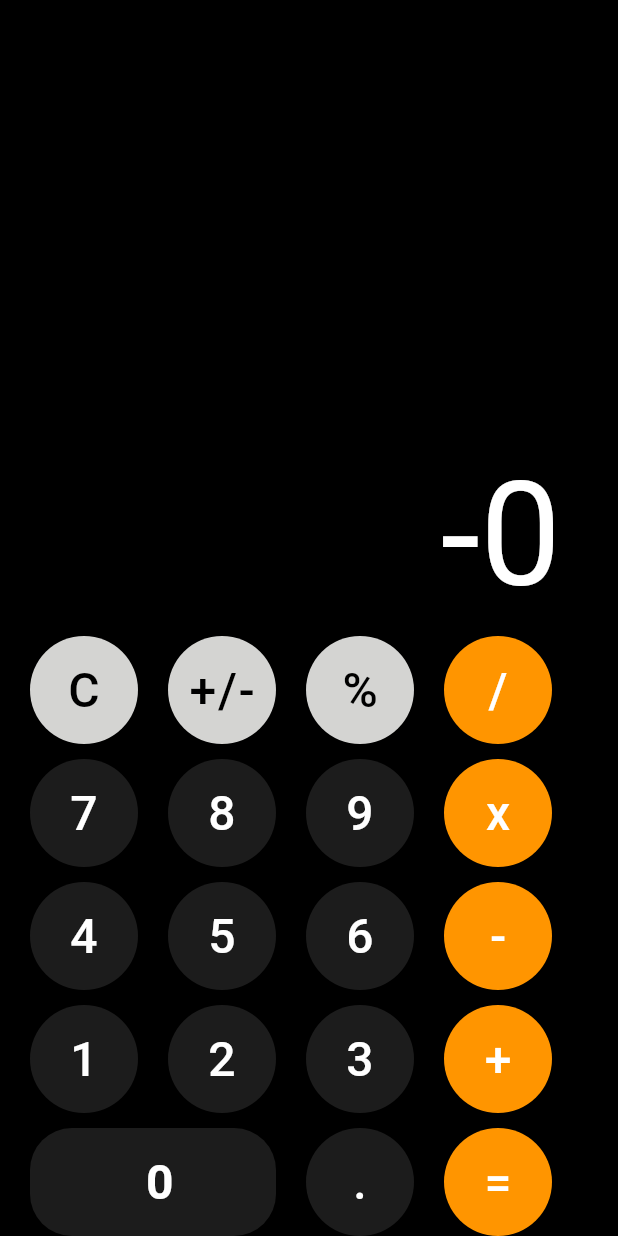
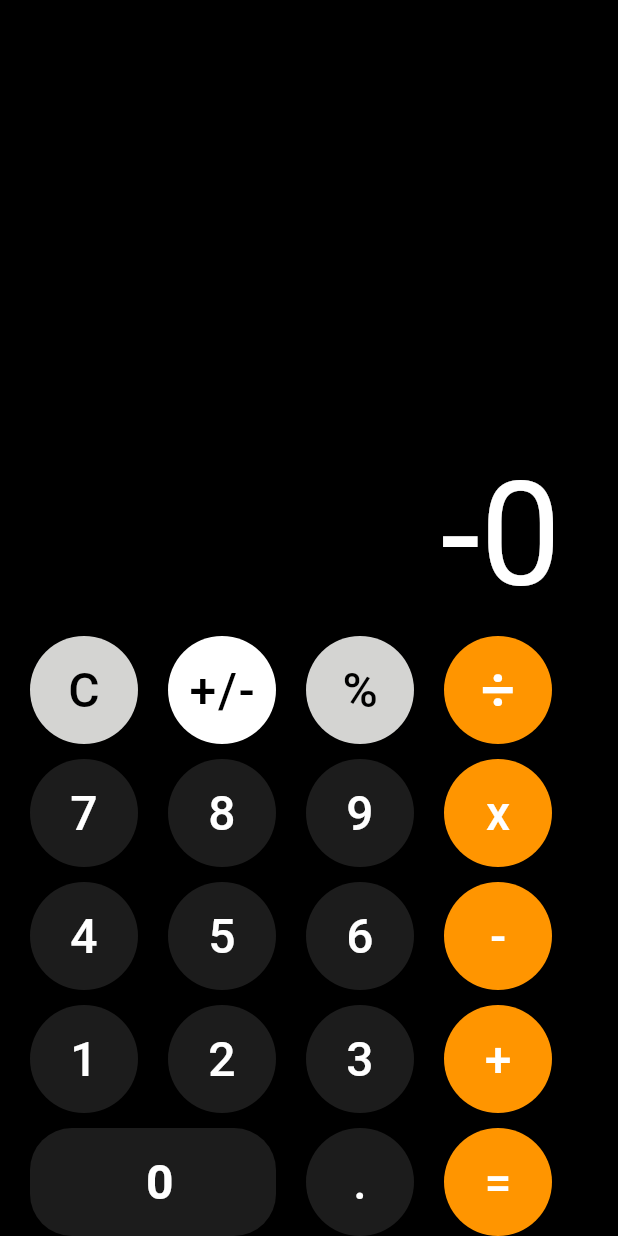
Before and after one commit to LrAmaral/calculator-flutter-app, a Flutter app: the screen it shows after launch, after a tap on "+/-", on a phone screen of 412 x 824 dp. Run offline on Flutter 3.47's test engine with Material 2 defaults, Android fonts, the phone set to English and light mode, and no system bars.

Commit message:
adicionado-estados

```diff
--- a/lib/main.dart
+++ b/lib/main.dart
@@ -15,7 +15,6 @@ class MyApp extends StatelessWidget {
         focusColor: Colors.transparent,
       ),
       home: const Scaffold(
-        backgroundColor: Colors.black,
         body: Calculator(),
       ),
     );
--- a/lib/widgets/calculator.dart
+++ b/lib/widgets/calculator.dart
@@ -15,6 +15,13 @@ class _CalculatorState extends State<Calculator> {
   String operation = '';
   String cache = '';
   Color operationColor = Colors.white;
+  bool acButtonPressed = false;
+  bool plusMinusButtonPressed = false;
+  bool percentButtonPressed = false;
+  bool plusPressed = false;
+  bool multiPressed = false;
+  bool subPressed = false;
+  bool divisionPressed = false;
 
   void handleNumberPress(String number) {
     setState(() {
@@ -67,7 +74,7 @@ class _CalculatorState extends State<Calculator> {
               case 'x':
                 result = value1 * value2;
                 break;
-              case '/':
+              case '÷':
                 if (value2 != 0) {
                   result = value1 / value2;
                 } else {
@@ -164,13 +171,20 @@ class _CalculatorState extends State<Calculator> {
               ),
               Button(
                 onPressed: () {
-                  if (displayValue == '0' || displayValue == 'Error') {
-                    handleOperationPress('AC');
-                  } else {
-                    handleOperationPress('C');
-                  }
+                  setState(() {
+                    if (displayValue == '0' || displayValue == 'Error') {
+                      handleOperationPress('AC');
+                    } else {
+                      handleOperationPress('C');
+                    }
+                    acButtonPressed = true;
+                    plusMinusButtonPressed = false;
+                    percentButtonPressed = false;
+                  });
                 },
-                backgroundColor: SystemColors.lightGray.toColor(),
+                backgroundColor: acButtonPressed
+                    ? Colors.white
+                    : SystemColors.lightGray.toColor(),
                 text:
                     displayValue == '0' || displayValue == 'Error' ? 'AC' : 'C',
                 textStyle: const TextStyle(
@@ -182,8 +196,17 @@ class _CalculatorState extends State<Calculator> {
                 width: 20,
               ),
               Button(
-                onPressed: () => handleOperationPress('+/-'),
-                backgroundColor: SystemColors.lightGray.toColor(),
+                onPressed: () => {
+                  setState(() {
+                    handleOperationPress('+/-');
+                    acButtonPressed = false;
+                    plusMinusButtonPressed = true;
+                    percentButtonPressed = false;
+                  })
+                },
+                backgroundColor: plusMinusButtonPressed
+                    ? Colors.white
+                    : SystemColors.lightGray.toColor(),
                 text: '+/-',
                 textStyle: const TextStyle(
                   color: Colors.black,
@@ -194,8 +217,17 @@ class _CalculatorState extends State<Calculator> {
                 width: 20,
               ),
               Button(
-                onPressed: () => handleOperationPress('%'),
-                backgroundColor: SystemColors.lightGray.toColor(),
+                onPressed: () => {
+                  setState(() {
+                    handleOperationPress('%');
+                    acButtonPressed = false;
+                    plusMinusButtonPressed = false;
+                    percentButtonPressed = true;
+                  })
+                },
+                backgroundColor: percentButtonPressed
+                    ? Colors.white
+                    : SystemColors.lightGray.toColor(),
                 text: '%',
                 textStyle: const TextStyle(
                   color: Colors.black,
@@ -206,14 +238,24 @@ class _CalculatorState extends State<Calculator> {
                 width: 20,
               ),
               Button(
-                onPressed: () => handleOperationPress('/'),
-                backgroundColor: operation == '/'
+                onPressed: () => {
+                  setState(() {
+                    handleOperationPress('÷');
+                    divisionPressed = true;
+                    plusPressed = false;
+                    subPressed = false;
+                    multiPressed = false;
+                  })
+                },
+                backgroundColor: operation == '÷'
                     ? operationColor
                     : SystemColors.vividGamboge.toColor(),
-                text: '/',
-                textStyle: const TextStyle(
-                  color: Colors.white,
-                  fontSize: 32,
+                text: '÷',
+                textStyle: TextStyle(
+                  color: divisionPressed
+                      ? SystemColors.vividGamboge.toColor()
+                      : Colors.white,
+                  fontSize: 40,
                 ),
               ),
             ],
@@ -264,13 +306,23 @@ class _CalculatorState extends State<Calculator> {
                 width: 20,
               ),
               Button(
-                onPressed: () => handleOperationPress('x'),
+                onPressed: () => {
+                  setState(() {
+                    handleOperationPress('x');
+                    multiPressed = true;
+                    plusPressed = false;
+                    subPressed = false;
+                    divisionPressed = false;
+                  })
+                },
                 backgroundColor: operation == 'x'
                     ? operationColor
                     : SystemColors.vividGamboge.toColor(),
                 text: 'x',
-                textStyle: const TextStyle(
-                  color: Colors.white,
+                textStyle: TextStyle(
+                  color: multiPressed
+                      ? SystemColors.vividGamboge.toColor()
+                      : Colors.white,
                   fontSize: 32,
                 ),
               ),
@@ -322,13 +374,23 @@ class _CalculatorState extends State<Calculator> {
                 width: 20,
               ),
               Button(
-                onPressed: () => handleOperationPress('-'),
+                onPressed: () => {
+                  setState(() {
+                    handleOperationPress('-');
+                    subPressed = true;
+                    plusPressed = false;
+                    divisionPressed = false;
+                    multiPressed = false;
+                  })
+                },
                 backgroundColor: operation == '-'
                     ? operationColor
                     : SystemColors.vividGamboge.toColor(),
                 text: '-',
-                textStyle: const TextStyle(
-                  color: Colors.white,
+                textStyle: TextStyle(
+                  color: subPressed
+                      ? SystemColors.vividGamboge.toColor()
+                      : Colors.white,
                   fontSize: 32,
                 ),
               ),
@@ -380,13 +442,23 @@ class _CalculatorState extends State<Calculator> {
                 width: 20,
               ),
               Button(
-                onPressed: () => handleOperationPress('+'),
+                onPressed: () => {
+                  setState(() {
+                    handleOperationPress('+');
+                    plusPressed = true;
+                    divisionPressed = false;
+                    subPressed = false;
+                    multiPressed = false;
+                  })
+                },
                 backgroundColor: operation == '+'
                     ? operationColor
                     : SystemColors.vividGamboge.toColor(),
                 text: '+',
-                textStyle: const TextStyle(
-                  color: Colors.white,
+                textStyle: TextStyle(
+                  color: plusPressed
+                      ? SystemColors.vividGamboge.toColor()
+                      : Colors.white,
                   fontSize: 32,
                 ),
               ),
@@ -429,7 +501,15 @@ class _CalculatorState extends State<Calculator> {
                 width: 20,
               ),
               Button(
-                onPressed: () => handleOperationPress('='),
+                onPressed: () => {
+                  setState(() {
+                    handleOperationPress('=');
+                    plusPressed = false;
+                    divisionPressed = false;
+                    subPressed = false;
+                    multiPressed = false;
+                  })
+                },
                 backgroundColor: operation == '='
                     ? operationColor
                     : SystemColors.vividGamboge.toColor(),
```
